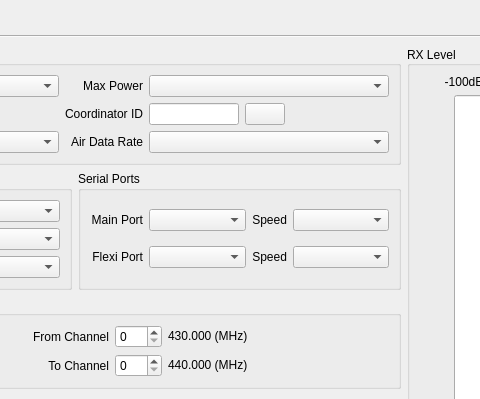
librepilot/LibrePilot, file ground/gcs/src/plugins/config/oplink.ui: the form before one commit; both pictures show x 274 to 754 and y 0 to 399 of the 971 by 652 pixel window.
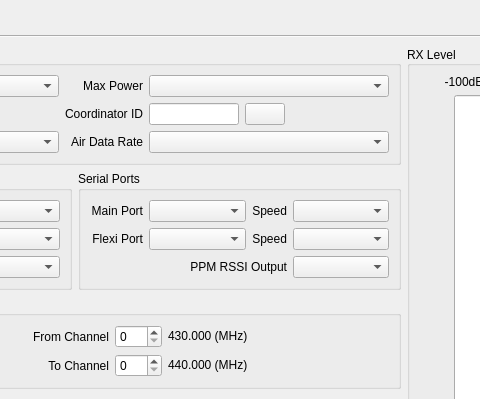
The form after the commit. Icons and pictures are not drawn.

Commit message: LP-520 Oplink : Add PPM Rssi option to Gui - Allow only one PPM port

Patch:
```diff
--- a/ground/gcs/src/plugins/config/oplink.ui
+++ b/ground/gcs/src/plugins/config/oplink.ui
@@ -2143,6 +2143,19 @@
                     </property>
                    </widget>
                   </item>
+                  <item row="2" column="3">
+                   <widget class="QComboBox" name="PPMoutRssi"/>
+                  </item>
+                  <item row="2" column="1" colspan="2">
+                   <widget class="QLabel" name="PPMoutRssiLabel">
+                    <property name="text">
+                     <string>PPM RSSI Output</string>
+                    </property>
+                    <property name="alignment">
+                     <set>Qt::AlignRight|Qt::AlignTrailing|Qt::AlignVCenter</set>
+                    </property>
+                   </widget>
+                  </item>
                  </layout>
                 </widget>
                </item>
```
The commit also changes 1 other file.
